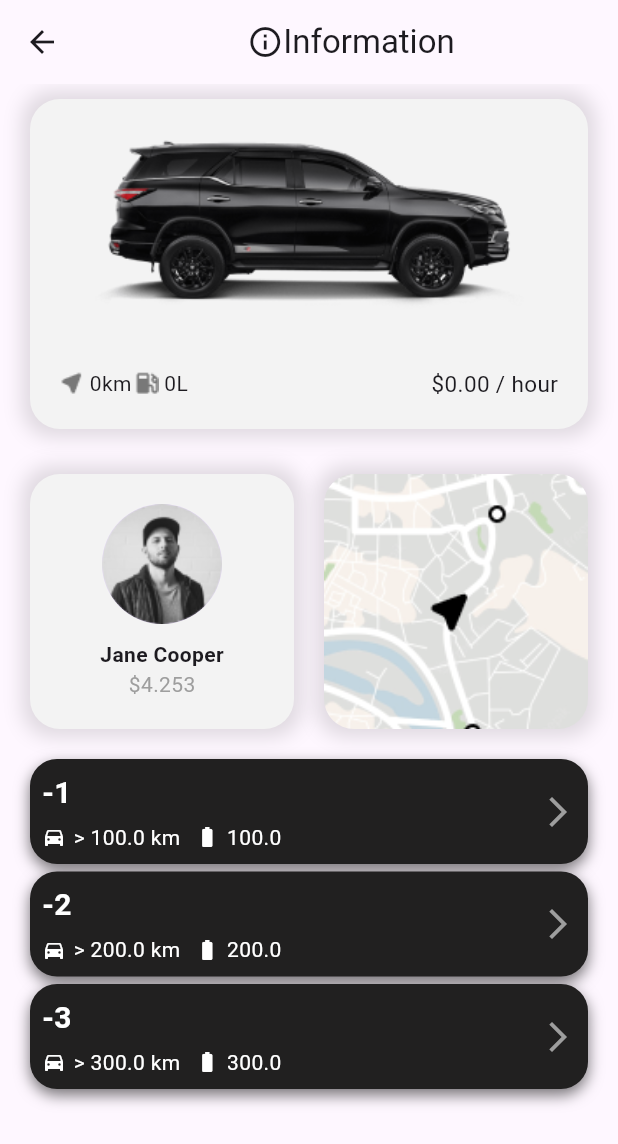
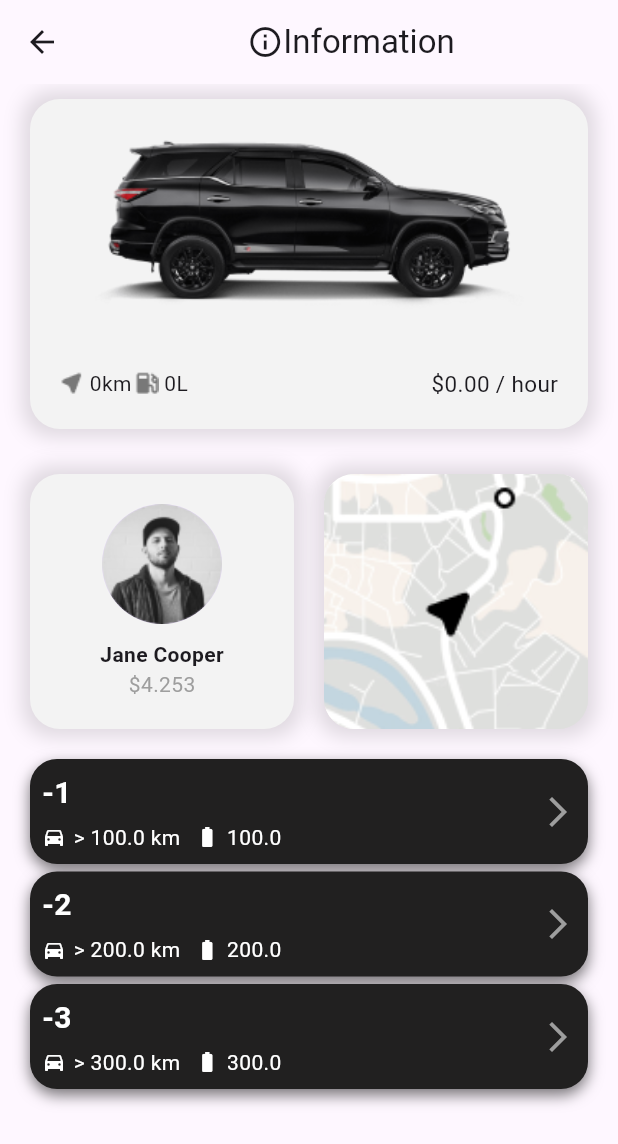
Before and after one commit to wrksystem/car_agency_app, a Flutter app: the CardDetailsPage screen opened directly with empty values, after a tap on an icon or button, on a phone screen of 412 x 824 dp. Shown: the top 1144 px of the screen. Run offline on Flutter 3.47's test engine with Material 3 defaults, Android fonts, the phone set to English and light mode, and no system bars; our stand-ins replace bloc, cloud_firestore, firebase_core, flutter_bloc, flutter_dotenv, flutter_map and 2 more; accounts and stored records are empty.

```diff
--- /dev/null
+++ b/lib/core/animation/route/animation_route.dart
@@ -0,0 +1,24 @@
+import 'package:flutter/material.dart';
+
+class AnimationRouter {
+  static Route createRoute(Widget page) {
+    return PageRouteBuilder(
+        pageBuilder: (context, animation, secondaryAnimation) => page,
+        transitionsBuilder: (context, animation, secondaryAnimation, child) {
+          const begin = 0.0;
+          const end = 1.0;
+          const curve = Curves.ease;
+
+          var tween =
+          Tween(begin: begin, end: end).chain(CurveTween(curve: curve));
+          var fadeAnimation = animation.drive(tween);
+
+          return FadeTransition(
+            opacity: fadeAnimation,
+            child: child,
+          );
+        },
+        transitionDuration: const Duration(milliseconds: 350),
+    );
+  }
+}
--- /dev/null
+++ b/lib/domain/repositories/car_repository.dart
@@ -0,0 +1,5 @@
+import '../../data/models/car.dart';
+
+abstract class CarRepository {
+  Future<List<Car>> fetchCars();
+}
--- /dev/null
+++ b/lib/domain/usecases/get_cars.dart
@@ -0,0 +1,12 @@
+import 'package:car_agency_app/domain/repositories/car_repository.dart';
+import '../../data/models/car.dart';
+
+class GetCars {
+  final CarRepository repository;
+
+  GetCars(this.repository);
+
+  Future<List<Car>> call() async {
+    return await repository.fetchCars();
+  }
+}
--- a/lib/main.dart
+++ b/lib/main.dart
@@ -1,25 +1,31 @@
-import 'package:car_agency_app/presentation/pages/MapsDetailsPage.dart';
+import 'package:car_agency_app/injection_container.dart';
+import 'package:car_agency_app/presentation/bloc/car_bloc.dart';
+import 'package:car_agency_app/presentation/bloc/car_event.dart';
 import 'package:car_agency_app/presentation/pages/onboarding_page.dart';
 import 'package:firebase_core/firebase_core.dart';
 import 'package:flutter/material.dart';
-
+import 'package:flutter_bloc/flutter_bloc.dart';
+import 'package:flutter_dotenv/flutter_dotenv.dart';
 import 'firebase_options.dart';
 
 void main() async {
   WidgetsFlutterBinding.ensureInitialized();
+  await dotenv.load(fileName: "assets/.env");
   await Firebase.initializeApp(
     options: DefaultFirebaseOptions.currentPlatform,
   );
-
-  runApp(const MainApp());
+  initInjection();
+  runApp(const MyApp());
 }
 
-class MainApp extends StatelessWidget {
-  const MainApp({super.key});
+class MyApp extends StatelessWidget {
+  const MyApp({super.key});
 
   @override
   Widget build(BuildContext context) {
-    return MaterialApp(
+    return BlocProvider(
+      create: (_) => getIt<CarBloc>()..add(LoadCars()),
+      child: MaterialApp(
         title: 'Car Agency App',
         debugShowCheckedModeBanner: false,
         theme: ThemeData(
@@ -27,6 +33,7 @@ class MainApp extends StatelessWidget {
           useMaterial3: true,
         ),
         home: OnboardingPage(),
+      ),
     );
   }
 }
--- /dev/null
+++ b/lib/presentation/bloc/car_bloc.dart
@@ -0,0 +1,23 @@
+import 'package:bloc/bloc.dart';
+
+import '../../domain/usecases/get_cars.dart';
+import 'car_event.dart';
+import 'car_state.dart';
+
+class CarBloc extends Bloc<CarEvent, CarState> {
+  final GetCars getCars;
+
+  CarBloc({required this.getCars}) : super(CarsLoading()){
+    on<LoadCars>((event, emit) async {
+      emit(CarsLoading());
+      try {
+        final cars = await getCars();
+        emit(CarsLoaded(cars));
+      } catch (e) {
+        emit(CarsError(e.toString()));
+      }
+
+    });
+  }
+
+}
--- /dev/null
+++ b/lib/presentation/bloc/car_event.dart
@@ -0,0 +1,3 @@
+abstract class CarEvent {}
+
+class LoadCars extends CarEvent {}
--- /dev/null
+++ b/lib/presentation/bloc/car_state.dart
@@ -0,0 +1,16 @@
+import '../../data/models/car.dart';
+
+abstract class CarState {}
+
+class CarsLoading extends CarState {}
+
+class CarsLoaded extends CarState {
+  final List<Car> cars;
+
+  CarsLoaded(this.cars);
+}
+
+class CarsError extends CarState {
+  final String message;
+  CarsError(this.message);
+}
--- a/lib/presentation/pages/car_details_page.dart
+++ b/lib/presentation/pages/car_details_page.dart
@@ -3,18 +3,52 @@ import 'package:car_agency_app/presentation/widgets/car_card.dart';
 import 'package:car_agency_app/presentation/widgets/more_card.dart';
 import 'package:flutter/material.dart';
 
+import '../../core/animation/route/animation_route.dart';
 import 'MapsDetailsPage.dart';
 
-class CardDetailsPage extends StatelessWidget {
+class CardDetailsPage extends StatefulWidget {
   final Car car;
 
   const CardDetailsPage({super.key, required this.car});
 
   @override
+  State<CardDetailsPage> createState() => _CardDetailsPageState();
+}
+
+class _CardDetailsPageState extends State<CardDetailsPage> with SingleTickerProviderStateMixin {
+  AnimationController? _controller;
+  Animation<double>? _animation;
+
+  @override
+  void initState() {
+    super.initState();
+    _controller = AnimationController(
+      duration: const Duration(seconds: 3),
+      vsync: this,
+    );
+
+    _animation = Tween<double>(begin: 1.0, end: 1.5).animate(_controller!)
+      ..addListener(() {
+        setState(() {});
+      });
+
+    _controller!.forward();
+
+    super.initState();
+  }
+
+  @override
+  void dispose() {
+    _controller!.dispose();
+    super.dispose();
+  }
+
+
+  @override
   Widget build(BuildContext context) {
     return Scaffold(
       appBar: AppBar(
-        title: Row(
+        title: const Row(
           mainAxisAlignment: MainAxisAlignment.center,
           children: [
             Icon(Icons.info_outline),
@@ -26,10 +60,10 @@ class CardDetailsPage extends StatelessWidget {
         children: [
           CarCard(
               car: Car(
-                  model: car.model,
-                  distance: car.distance,
-                  fuelCapacity: car.fuelCapacity,
-                  pricePerHour: car.pricePerHour)),
+                  model: widget.car.model,
+                  distance: widget.car.distance,
+                  fuelCapacity: widget.car.fuelCapacity,
+                  pricePerHour: widget.car.pricePerHour)),
           SizedBox(height: 20),
           Padding(
             padding: const EdgeInsets.symmetric(horizontal: 20),
@@ -41,14 +75,14 @@ class CardDetailsPage extends StatelessWidget {
                     decoration: BoxDecoration(
                         color: Color(0xFFF3F3F3),
                         borderRadius: BorderRadius.circular(20),
-                        boxShadow: [
+                        boxShadow: const [
                           BoxShadow(
                             color: Colors.black12,
                             blurRadius: 10,
                             spreadRadius: 5,
                           )
                         ]),
-                    child: Column(
+                    child: const Column(
                       children: [
                         CircleAvatar(
                             radius: 40,
@@ -67,8 +101,7 @@ class CardDetailsPage extends StatelessWidget {
                     onTap: () {
                       Navigator.push(
                           context,
-                          MaterialPageRoute(
-                              builder: (context) => MapsDetailsPage(car: car)));
+                          AnimationRouter.createRoute(MapsDetailsPage(car: widget.car,)));
                     },
                     child: Container(
                       height: 170,
@@ -85,6 +118,17 @@ class CardDetailsPage extends StatelessWidget {
                               spreadRadius: 5,
                             )
                           ]),
+                      child: ClipRRect(
+                        borderRadius: BorderRadius.circular(20),
+                        child: Transform.scale(
+                          scale: _animation!.value,
+                          alignment: Alignment.center,
+                          child: Image.asset(
+                            'assets/maps.png',
+                            fit: BoxFit.cover,
+                          ),
+                        )
+                      )
                     ),
                   ),
                 ),
@@ -96,24 +140,24 @@ class CardDetailsPage extends StatelessWidget {
             child: Column(children: [
               MoreCard(
                   car: Car(
-                      model: car.model+'-1',
-                      distance: car.distance+100,
-                      fuelCapacity: car.fuelCapacity+100,
-                      pricePerHour: car.pricePerHour+10)),
+                      model: widget.car.model+'-1',
+                      distance: widget.car.distance+100,
+                      fuelCapacity: widget.car.fuelCapacity+100,
+                      pricePerHour: widget.car.pricePerHour+10)),
               SizedBox(height: 5),
               MoreCard(
                   car: Car(
-                      model: car.model+'-2',
-                      distance: car.distance+200,
-                      fuelCapacity: car.fuelCapacity+200,
-                      pricePerHour: car.pricePerHour+20)),
+                      model: widget.car.model+'-2',
+                      distance: widget.car.distance+200,
+                      fuelCapacity: widget.car.fuelCapacity+200,
+                      pricePerHour: widget.car.pricePerHour+20)),
               SizedBox(height: 5),
               MoreCard(
                   car: Car(
-                      model: car.model+'-3',
-                      distance: car.distance+300,
-                      fuelCapacity: car.fuelCapacity+300,
-                      pricePerHour: car.pricePerHour+30)),
+                      model: widget.car.model+'-3',
+                      distance: widget.car.distance+300,
+                      fuelCapacity: widget.car.fuelCapacity+300,
+                      pricePerHour: widget.car.pricePerHour+30)),
             ]),
           )
         ],
--- a/lib/presentation/widgets/car_card.dart
+++ b/lib/presentation/widgets/car_card.dart
@@ -1,5 +1,6 @@
 import 'package:flutter/material.dart';
 
+import '../../core/animation/route/animation_route.dart';
 import '../../data/models/car.dart';
 import '../pages/car_details_page.dart';
 
@@ -12,8 +13,13 @@ class CarCard extends StatelessWidget {
   Widget build(BuildContext context) {
     return GestureDetector(
       onTap: () {
-        Navigator.push(context,
-            MaterialPageRoute(builder: (context) => CardDetailsPage(car: car)));
+        // Navigator.push(context,
+        //     MaterialPageRoute(builder: (context) => CardDetailsPage(car: car)));
+
+        Navigator.push(
+            context,
+            AnimationRouter.createRoute(CardDetailsPage(car: car)));
+
       },
       child: Container(
         margin: EdgeInsets.symmetric(vertical: 10, horizontal: 20),
--- a/pubspec.yaml
+++ b/pubspec.yaml
@@ -14,6 +14,10 @@ dependencies:
   cloud_firestore: ^4.14.0
   flutter_map: ^7.0.2
   latlong2: ^0.9.1
+  bloc: ^8.0.0
+  flutter_bloc: ^8.1.6
+  get_it: ^7.6.7
+  flutter_dotenv: ^5.1.0
 
 dev_dependencies:
   flutter_test:
```
Also changed, not shown: lib/data/datasources/firebase_car_data_source.dart (added, +15 -0 lines), lib/data/models/car.dart (+9 -0 lines), lib/data/repositories/car_repository_impl.dart (added, +16 -0 lines), lib/injection_container.dart (added, +29 -0 lines), lib/presentation/pages/car_list_screen.dart (+21 -14 lines), lib/presentation/pages/onboarding_page.dart (+8 -3 lines), lib/firebase_options.dart, pubspec.lock, 1 other file. Lines whose indentation alone changed are shown as unchanged.
